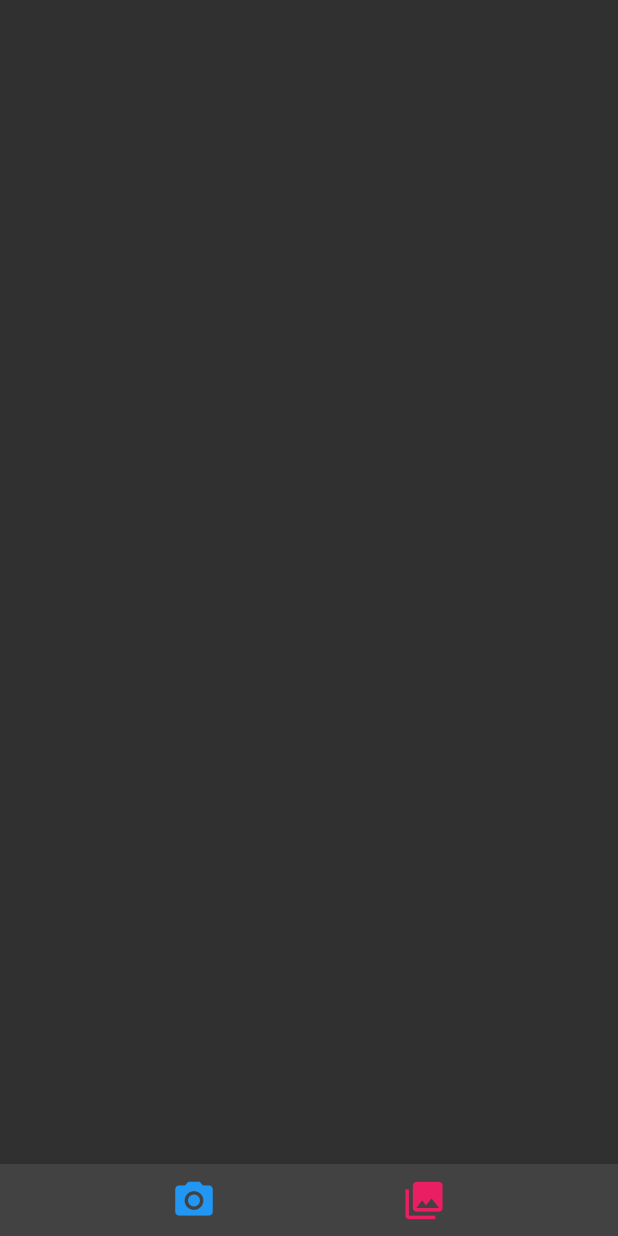
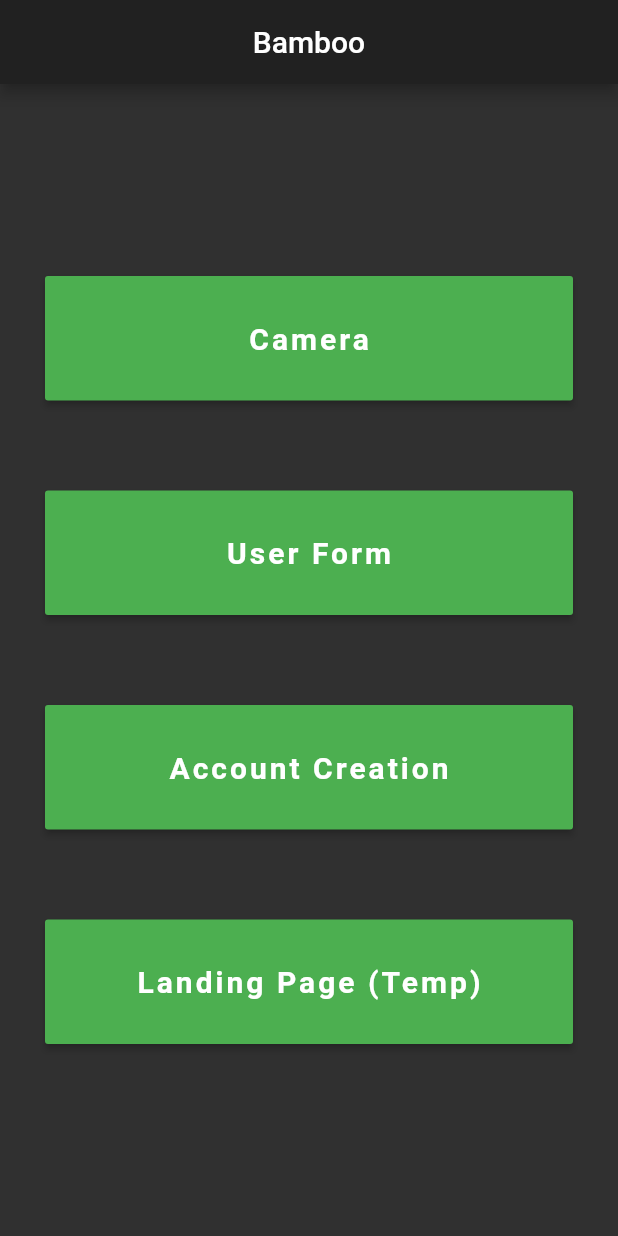
Before and after one commit to ChicoState/DietFit, a Flutter app: the screen it shows after launch, on a phone screen of 412 x 824 dp. Run offline on Flutter 3.47's test engine with Material 2 defaults, Android fonts, the phone set to English and light mode, and no system bars; our stand-ins replace cloud_firestore, firebase_auth, firebase_core, firebase_storage, image_cropper, image_picker; accounts and stored records are empty.

Commit message:
upload the view updates

```diff
--- a/flutter_4_3/lib/main.dart
+++ b/flutter_4_3/lib/main.dart
@@ -7,6 +7,9 @@ import 'package:firebase_core/firebase_core.dart';
 import 'package:firebase_storage/firebase_storage.dart';
 import 'package:image_picker/image_picker.dart';
 import 'package:image_cropper/image_cropper.dart';
+import 'user_form.dart';
+import 'acc_form.dart';
+import 'landing.dart';
 
 void main() async {
   runApp(MyApp());
@@ -17,7 +20,73 @@ class MyApp extends StatelessWidget {
   Widget build(BuildContext context) {
     return MaterialApp(
       theme: ThemeData(brightness: Brightness.dark),
-      home: ImageCapture(),
+      home: MainMenu(),
+    );
+  }
+}
+
+class MainMenu extends StatelessWidget {
+  @override
+  Widget build(BuildContext context) {
+    return Scaffold(
+      appBar: AppBar(
+        title: Text('Bamboo'),
+        centerTitle: true,
+      ),
+      body: Center(
+        child: Column(
+          mainAxisAlignment: MainAxisAlignment.center,
+            crossAxisAlignment: CrossAxisAlignment.stretch,
+          children: <Widget>[
+            Container(
+              margin: EdgeInsets.all(30.0),
+              child:RaisedButton(
+                child:Text('Camera', style: TextStyle(fontSize: 20.0, fontWeight: FontWeight.bold, letterSpacing: 2.0)),
+                color: Colors.green,
+                padding: EdgeInsets.all(30.0),
+                onPressed: () {
+                  Navigator.push(context, MaterialPageRoute(builder: (context) =>ImageCapture()));
+                }
+              )
+            ),
+            Container(
+                margin: EdgeInsets.all(30.0),
+                child:RaisedButton(
+                    child:Text('User Form', style: TextStyle(fontSize: 20.0, fontWeight: FontWeight.bold, letterSpacing: 2.0)),
+                    color: Colors.green,
+                    padding: EdgeInsets.all(30.0),
+                    onPressed: () {
+                      Navigator.push(context, MaterialPageRoute(builder: (context) =>U_form()));
+                    }
+                )
+
+            ),
+            Container(
+                margin: EdgeInsets.all(30.0),
+                child:RaisedButton(
+                    child:Text('Account Creation', style: TextStyle(fontSize: 20.0, fontWeight: FontWeight.bold, letterSpacing: 2.0)),
+                    color: Colors.green,
+                    padding: EdgeInsets.all(30.0),
+                    onPressed: () {
+                      Navigator.push(context, MaterialPageRoute(builder: (context) =>A_form()));
+                    }
+                )
+            ),
+            Container(
+                margin: EdgeInsets.all(30.0),
+                child:RaisedButton(
+                    child:Text('Landing Page (Temp)', style: TextStyle(fontSize: 20.0, fontWeight: FontWeight.bold, letterSpacing: 2.0)),
+                    color: Colors.green,
+                    padding: EdgeInsets.all(30.0),
+                    onPressed: () {
+                      Navigator.push(context, MaterialPageRoute(builder: (context) =>Landing()));
+                    }
+                )
+            )
+          ]
+        )
+
+    )
     );
   }
 }
--- a/flutter_4_3/pubspec.yaml
+++ b/flutter_4_3/pubspec.yaml
@@ -29,6 +29,7 @@ dependencies:
   # The following adds the Cupertino Icons font to your application.
   # Use with the CupertinoIcons class for iOS style icons.
   cupertino_icons: ^0.1.2
+  validators: ^2.0.0+1
 
 dev_dependencies:
   flutter_test:
@@ -47,7 +48,8 @@ flutter:
   uses-material-design: true
 
   # To add assets to your application, add an assets section, like this:
-  # assets:
+  assets:
+    - assets/
   #  - images/a_dot_burr.jpeg
   #  - images/a_dot_ham.jpeg
 
```
Also changed, not shown: flutter_4_3/lib/acc_form.dart (added, +110 -0 lines), flutter_4_3/lib/landing.dart (added, +76 -0 lines), flutter_4_3/lib/user_form.dart (added, +141 -0 lines), flutter_4_3/assets/food.jpg (added), flutter_4_3/pubspec.lock.
